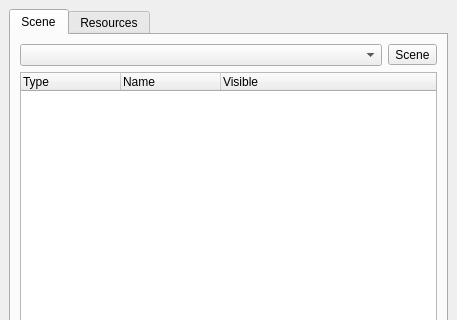
This is brickleedit/src/gui/scenetree/scenetreedock.ui in paarm/bricklebrit as Qt 5 draws it before an edit; both pictures show x 0 to 457 and y 0 to 320 of the 457 by 751 pixel window. The edited form follows.
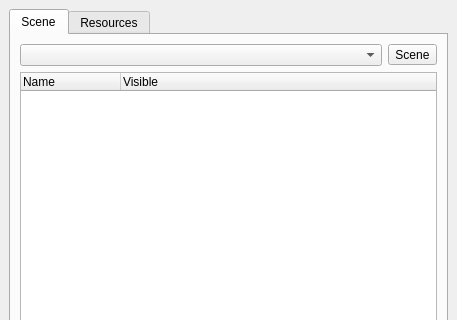
This is the edited form. Icons and pictures are not drawn.

Patch:
```diff
--- a/brickleedit/src/gui/scenetree/scenetreedock.ui
+++ b/brickleedit/src/gui/scenetree/scenetreedock.ui
@@ -99,13 +99,8 @@
            <bool>true</bool>
           </property>
           <property name="columnCount">
-           <number>3</number>
+           <number>2</number>
           </property>
-          <column>
-           <property name="text">
-            <string>Type</string>
-           </property>
-          </column>
           <column>
            <property name="text">
             <string>Name</string>
```
